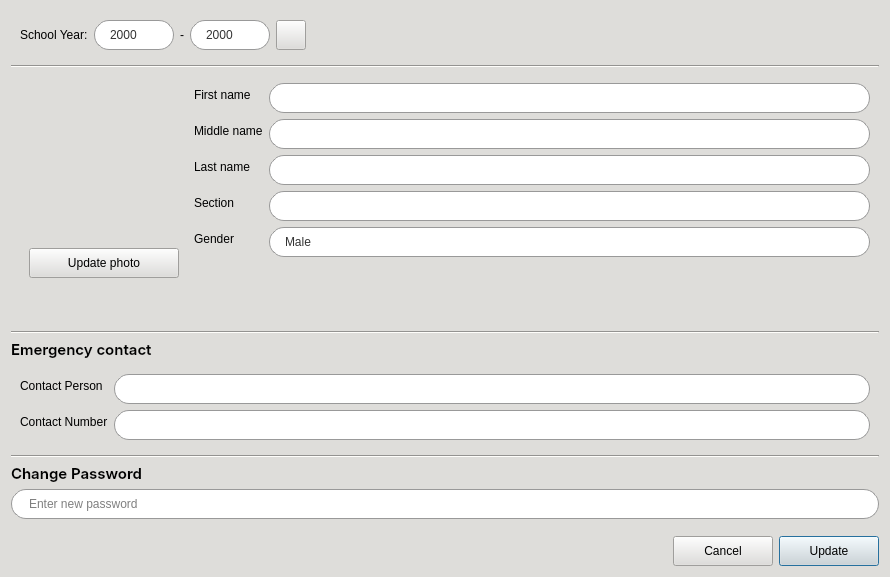
The window that CAI_PyQt/CAI_Admin/UI/FormEditStudent.ui (CPG19040/CPG19040) describes before a commit, drawn with Qt 5.
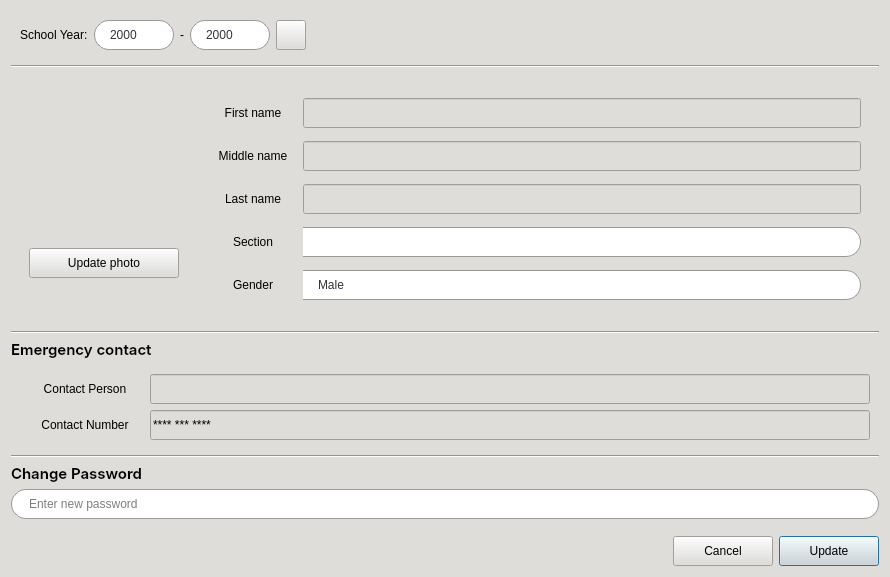
The same window after the commit. Icons and pictures are not drawn.

What changed in the file:
```diff
--- a/CAI_PyQt/CAI_Admin/UI/FormEditStudent.ui
+++ b/CAI_PyQt/CAI_Admin/UI/FormEditStudent.ui
@@ -49,21 +49,39 @@
     border: 1px solid #95a5a6;
 }
 
-QLineEdit {
-	background-color: rgb(255, 255, 255); 
-	border-radius: 15px;
-	border: 1px solid #999;
-	padding: 0px 15px;
+*[class=&quot;input-field&quot;] {
+	background-color: transparent;
+}
+
+*[class=&quot;input-field&quot;] QLineEdit {
+	background-color: #ffffff;
+	border: 1px solid #ABABAB;
+	border-left: none;
+	border-top-right-radius: 15px;
+	border-bottom-right-radius: 15px;
+	padding: 0px 8px;
+	color: black;
+}
+
+*[class=&quot;input-field&quot;] QLabel {
+	background-color: rgb(192, 191, 188);
+	border-right: none;
+	border-top-left-radius: 15px;
+	border-bottom-left-radius: 15px;
+	padding-left: 8px;
+	color: black;
 }
 
 QComboBox {
     border: 1px solid #999;
-    border-radius: 15px; /* Fully rounded pills */
-    padding: 0px 15px 0px;
-    background-color: #ffffff;
-    color: #333333;
-    font: 10pt &quot;Inter Medium&quot;; /* Consolidated font settings */
-    selection-background-color: #7eb4d7;
+	border-left: none;
+	border-top-right-radius: 15px;
+	border-bottom-right-radius: 15px;
+	padding: 0px 15px 0px;
+	background-color: #ffffff;
+	color: #333333;
+	font: 10pt &quot;Inter Medium&quot;; /* Consolidated font settings */
+	selection-background-color: #7eb4d7;
 }
 
 QComboBox:focus, QLineEdit:focus {
@@ -302,8 +320,8 @@
      <property name="styleSheet">
       <string notr="true"/>
      </property>
-     <layout class="QFormLayout" name="formLayout_2">
-      <item row="1" column="0">
+     <layout class="QFormLayout" name="formLayout">
+      <item row="0" column="0">
        <widget class="QWidget" name="widget" native="true">
         <layout class="QGridLayout" name="gridLayout">
          <item row="0" column="0">
@@ -378,7 +396,7 @@
         </layout>
        </widget>
       </item>
-      <item row="1" column="1">
+      <item row="0" column="1">
        <widget class="QWidget" name="widget_form" native="true">
         <property name="enabled">
          <bool>true</bool>
@@ -386,7 +404,19 @@
         <property name="styleSheet">
          <string notr="true">QWidget:disabled { color: rgba(0, 0, 0, 50); /* Very faded text */ background-color: rgba(200, 200, 200, 0); /* Faded background */}</string>
         </property>
-        <layout class="QFormLayout" name="formLayout">
+        <layout class="QVBoxLayout" name="verticalLayout_2">
+         <property name="spacing">
+          <number>0</number>
+         </property>
+         <item>
+          <widget class="QWidget" name="widget_4" native="true">
+           <property name="class" stdset="0">
+            <string>input-field</string>
+           </property>
+           <layout class="QHBoxLayout" name="horizontalLayout">
+            <property name="spacing">
+             <number>0</number>
+            </property>
          <property name="leftMargin">
           <number>0</number>
          </property>
@@ -399,14 +429,29 @@
          <property name="bottomMargin">
           <number>0</number>
          </property>
-         <item row="0" column="0">
+            <item>
           <widget class="QLabel" name="label_8">
+              <property name="minimumSize">
+               <size>
+                <width>100</width>
+                <height>30</height>
+               </size>
+              </property>
+              <property name="maximumSize">
+               <size>
+                <width>16777215</width>
+                <height>30</height>
+               </size>
+              </property>
            <property name="text">
             <string>First name</string>
            </property>
-          </widget>
-         </item>
-         <item row="0" column="1">
+              <property name="alignment">
+               <set>Qt::AlignCenter</set>
+              </property>
+             </widget>
+            </item>
+            <item>
           <widget class="QLineEdit" name="txtFirstName">
            <property name="minimumSize">
             <size>
@@ -425,14 +470,53 @@
            </property>
           </widget>
          </item>
-         <item row="1" column="0">
+           </layout>
+          </widget>
+         </item>
+         <item>
+          <widget class="QWidget" name="widget_5" native="true">
+           <property name="class" stdset="0">
+            <string>input-field</string>
+           </property>
+           <layout class="QHBoxLayout" name="horizontalLayout_3">
+            <property name="spacing">
+             <number>0</number>
+            </property>
+            <property name="leftMargin">
+             <number>0</number>
+            </property>
+            <property name="topMargin">
+             <number>0</number>
+            </property>
+            <property name="rightMargin">
+             <number>0</number>
+            </property>
+            <property name="bottomMargin">
+             <number>0</number>
+            </property>
+            <item>
           <widget class="QLabel" name="label_9">
+              <property name="minimumSize">
+               <size>
+                <width>100</width>
+                <height>30</height>
+               </size>
+              </property>
+              <property name="maximumSize">
+               <size>
+                <width>16777215</width>
+                <height>30</height>
+               </size>
+              </property>
            <property name="text">
             <string>Middle name</string>
            </property>
-          </widget>
-         </item>
-         <item row="1" column="1">
+              <property name="alignment">
+               <set>Qt::AlignCenter</set>
+              </property>
+             </widget>
+            </item>
+            <item>
           <widget class="QLineEdit" name="txtMiddleName">
            <property name="minimumSize">
             <size>
@@ -451,14 +535,53 @@
            </property>
           </widget>
          </item>
-         <item row="2" column="0">
+           </layout>
+          </widget>
+         </item>
+         <item>
+          <widget class="QWidget" name="widget_6" native="true">
+           <property name="class" stdset="0">
+            <string>input-field</string>
+           </property>
+           <layout class="QHBoxLayout" name="horizontalLayout_5">
+            <property name="spacing">
+             <number>0</number>
+            </property>
+            <property name="leftMargin">
+             <number>0</number>
+            </property>
+            <property name="topMargin">
+             <number>0</number>
+            </property>
+            <property name="rightMargin">
+             <number>0</number>
+            </property>
+            <property name="bottomMargin">
+             <number>0</number>
+            </property>
+            <item>
           <widget class="QLabel" name="label_10">
+              <property name="minimumSize">
+               <size>
+                <width>100</width>
+                <height>30</height>
+               </size>
+              </property>
+              <property name="maximumSize">
+               <size>
+                <width>16777215</width>
+                <height>30</height>
+               </size>
+              </property>
            <property name="text">
             <string>Last name</string>
            </property>
-          </widget>
-         </item>
-         <item row="2" column="1">
+              <property name="alignment">
+               <set>Qt::AlignCenter</set>
+              </property>
+             </widget>
+            </item>
+            <item>
           <widget class="QLineEdit" name="txtLastName">
            <property name="minimumSize">
             <size>
@@ -477,14 +600,53 @@
            </property>
           </widget>
          </item>
-         <item row="3" column="0">
+           </layout>
+          </widget>
+         </item>
+         <item>
+          <widget class="QWidget" name="widget_7" native="true">
+           <property name="class" stdset="0">
+            <string>input-field</string>
+           </property>
+           <layout class="QHBoxLayout" name="horizontalLayout_6">
+            <property name="spacing">
+             <number>0</number>
+            </property>
+            <property name="leftMargin">
+             <number>0</number>
+            </property>
+            <property name="topMargin">
+             <number>0</number>
+            </property>
+            <property name="rightMargin">
+             <number>0</number>
+            </property>
+            <property name="bottomMargin">
+             <number>0</number>
+            </property>
+            <item>
           <widget class="QLabel" name="label_11">
+              <property name="minimumSize">
+               <size>
+                <width>100</width>
+                <height>30</height>
+               </size>
+              </property>
+              <property name="maximumSize">
+               <size>
+                <width>100</width>
+                <height>30</height>
+               </size>
+              </property>
            <property name="text">
             <string>Section</string>
            </property>
-          </widget>
-         </item>
-         <item row="3" column="1">
+              <property name="alignment">
+               <set>Qt::AlignCenter</set>
+              </property>
+             </widget>
+            </item>
+            <item>
           <widget class="QComboBox" name="cmbSection">
            <property name="minimumSize">
             <size>
@@ -506,14 +668,53 @@
            </property>
           </widget>
          </item>
-         <item row="4" column="0">
+           </layout>
+          </widget>
+         </item>
+         <item>
+          <widget class="QWidget" name="widget_8" native="true">
+           <property name="class" stdset="0">
+            <string>input-field</string>
+           </property>
+           <layout class="QHBoxLayout" name="horizontalLayout_7">
+            <property name="spacing">
+             <number>0</number>
+            </property>
+            <property name="leftMargin">
+             <number>0</number>
+            </property>
+            <property name="topMargin">
+             <number>0</number>
+            </property>
+            <property name="rightMargin">
+             <number>0</number>
+            </property>
+            <property name="bottomMargin">
+             <number>0</number>
+            </property>
+            <item>
           <widget class="QLabel" name="label_13">
+              <property name="minimumSize">
+               <size>
+                <width>100</width>
+                <height>30</height>
+               </size>
+              </property>
+              <property name="maximumSize">
+               <size>
+                <width>100</width>
+                <height>30</height>
+               </size>
+              </property>
            <property name="text">
             <string>Gender</string>
            </property>
-          </widget>
-         </item>
-         <item row="4" column="1">
+              <property name="alignment">
+               <set>Qt::AlignCenter</set>
+              </property>
+             </widget>
+            </item>
+            <item>
           <widget class="QComboBox" name="cmbGender">
            <property name="minimumSize">
             <size>
@@ -551,6 +752,9 @@
      </layout>
     </widget>
    </item>
+     </layout>
+    </widget>
+   </item>
    <item>
     <widget class="Line" name="line">
      <property name="orientation">
@@ -581,8 +785,51 @@
      <property name="styleSheet">
       <string notr="true"/>
      </property>
-     <layout class="QFormLayout" name="formLayout_3">
-      <item row="1" column="1">
+     <layout class="QVBoxLayout" name="verticalLayout_3">
+      <item>
+       <widget class="QWidget" name="widget_9" native="true">
+        <property name="class" stdset="0">
+         <string>input-field</string>
+        </property>
+        <layout class="QHBoxLayout" name="horizontalLayout_8">
+         <property name="spacing">
+          <number>0</number>
+         </property>
+         <property name="leftMargin">
+          <number>0</number>
+         </property>
+         <property name="topMargin">
+          <number>0</number>
+         </property>
+         <property name="rightMargin">
+          <number>0</number>
+         </property>
+         <property name="bottomMargin">
+          <number>0</number>
+         </property>
+         <item>
+          <widget class="QLabel" name="label_22">
+           <property name="minimumSize">
+            <size>
+             <width>130</width>
+             <height>30</height>
+            </size>
+           </property>
+           <property name="maximumSize">
+            <size>
+             <width>130</width>
+             <height>30</height>
+            </size>
+           </property>
+           <property name="text">
+            <string>Contact Person</string>
+           </property>
+           <property name="alignment">
+            <set>Qt::AlignCenter</set>
+           </property>
+          </widget>
+         </item>
+         <item>
        <widget class="QLineEdit" name="txtContactPerson">
         <property name="minimumSize">
          <size>
@@ -601,14 +848,53 @@
         </property>
        </widget>
       </item>
-      <item row="2" column="0">
+        </layout>
+       </widget>
+      </item>
+      <item>
+       <widget class="QWidget" name="widget_10" native="true">
+        <property name="class" stdset="0">
+         <string>input-field</string>
+        </property>
+        <layout class="QHBoxLayout" name="horizontalLayout_9">
+         <property name="spacing">
+          <number>0</number>
+         </property>
+         <property name="leftMargin">
+          <number>0</number>
+         </property>
+         <property name="topMargin">
+          <number>0</number>
+         </property>
+         <property name="rightMargin">
+          <number>0</number>
+         </property>
+         <property name="bottomMargin">
+          <number>0</number>
+         </property>
+         <item>
        <widget class="QLabel" name="label_23">
+           <property name="minimumSize">
+            <size>
+             <width>130</width>
+             <height>30</height>
+            </size>
+           </property>
+           <property name="maximumSize">
+            <size>
+             <width>130</width>
+             <height>30</height>
+            </size>
+           </property>
         <property name="text">
          <string>Contact Number</string>
         </property>
-       </widget>
-      </item>
-      <item row="2" column="1">
+           <property name="alignment">
+            <set>Qt::AlignCenter</set>
+           </property>
+          </widget>
+         </item>
+         <item>
        <widget class="QLineEdit" name="txtContactNum">
         <property name="minimumSize">
          <size>
@@ -625,13 +911,15 @@
         <property name="styleSheet">
          <string notr="true"/>
         </property>
-       </widget>
-      </item>
-      <item row="1" column="0">
-       <widget class="QLabel" name="label_22">
-        <property name="text">
-         <string>Contact Person</string>
-        </property>
+           <property name="inputMask">
+            <string>0999 999 9999;*</string>
+           </property>
+           <property name="clearButtonEnabled">
+            <bool>false</bool>
+           </property>
+          </widget>
+         </item>
+        </layout>
        </widget>
       </item>
      </layout>
@@ -674,7 +962,12 @@
       </size>
      </property>
      <property name="styleSheet">
-      <string notr="true"/>
+      <string notr="true">QLineEdit {
+	background-color: rgb(255, 255, 255);
+	border-radius: 15px;
+	border: 1px solid #999;
+	padding: 0px 15px;
+}</string>
      </property>
      <property name="echoMode">
       <enum>QLineEdit::PasswordEchoOnEdit</enum>
```
Lines whose indentation alone changed are shown as unchanged.
